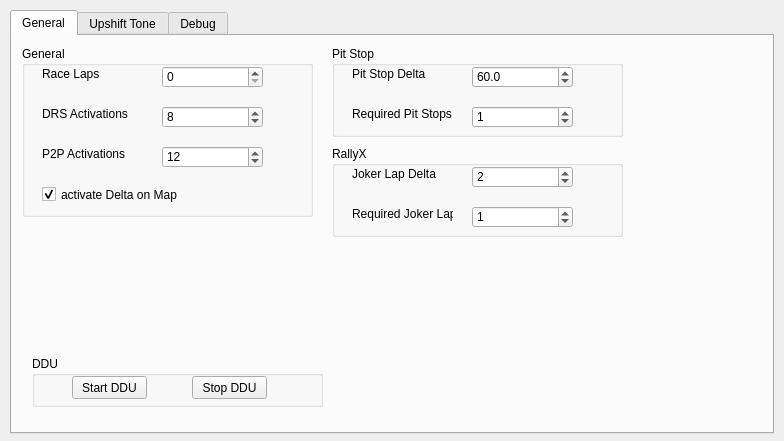
Before: the Qt Designer form gui/iDDUgui.ui in MarcMatten/iDDU, drawn with Qt 5.
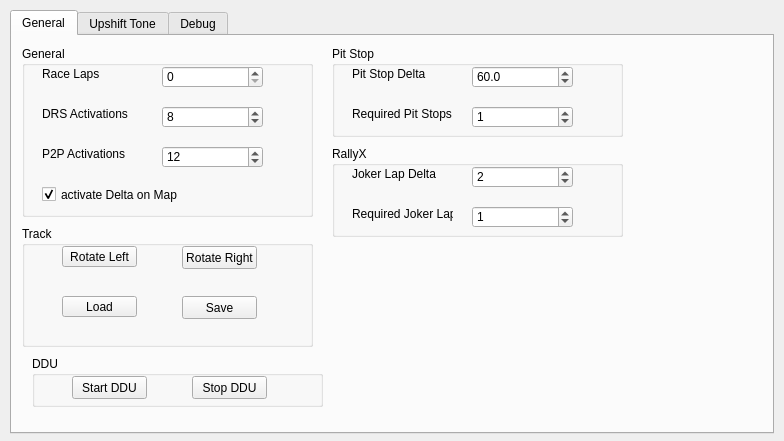
After: the same form once the commit is applied. The open tabs and pages were chosen to show the change. Icons and pictures are not drawn.

Commit message: GUI update - added icon - added buttons to rotate, save and load tracks - added buttons to save and load RTDB snapshots - the display page is not controlled through an RTDB variable (NDDUPage) - some print out for loading and saving tracks

```diff
--- a/gui/iDDUgui.ui
+++ b/gui/iDDUgui.ui
@@ -404,6 +404,71 @@
       </property>
      </widget>
     </widget>
+    <widget class="QGroupBox" name="groupBox_7">
+     <property name="geometry">
+      <rect>
+       <x>10</x>
+       <y>190</y>
+       <width>291</width>
+       <height>121</height>
+      </rect>
+     </property>
+     <property name="title">
+      <string>Track</string>
+     </property>
+     <widget class="QPushButton" name="pushButtonTrackRotateLeft">
+      <property name="geometry">
+       <rect>
+        <x>40</x>
+        <y>20</y>
+        <width>75</width>
+        <height>21</height>
+       </rect>
+      </property>
+      <property name="text">
+       <string>Rotate Left</string>
+      </property>
+     </widget>
+     <widget class="QPushButton" name="pushButtonTrackRotateRight">
+      <property name="geometry">
+       <rect>
+        <x>160</x>
+        <y>20</y>
+        <width>75</width>
+        <height>23</height>
+       </rect>
+      </property>
+      <property name="text">
+       <string>Rotate Right</string>
+      </property>
+     </widget>
+     <widget class="QPushButton" name="pushButtonLoadTrack">
+      <property name="geometry">
+       <rect>
+        <x>40</x>
+        <y>70</y>
+        <width>75</width>
+        <height>21</height>
+       </rect>
+      </property>
+      <property name="text">
+       <string>Load</string>
+      </property>
+     </widget>
+     <widget class="QPushButton" name="pushButtonSaveTrack">
+      <property name="geometry">
+       <rect>
+        <x>160</x>
+        <y>70</y>
+        <width>75</width>
+        <height>23</height>
+       </rect>
+      </property>
+      <property name="text">
+       <string>Save</string>
+      </property>
+     </widget>
+    </widget>
    </widget>
    <widget class="QWidget" name="tabUpshiftTone">
     <attribute name="title">
```
Left out of the diff: 36 changed lines with no effect on the pictures. The commit also changes 7 other files.
